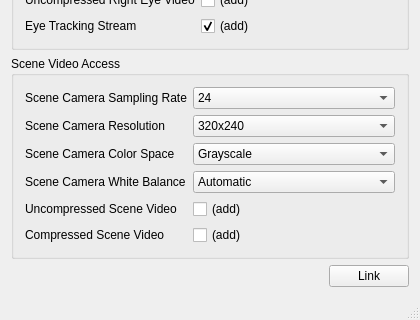
Above: Apps/SMIEyetracker/iViewNG-SDK/mainwindow.ui from sccn/lsl_archived before the change; both pictures show x 0 to 420 and y 338 to 658 of the 420 by 658 pixel window. Below: the same form after it.
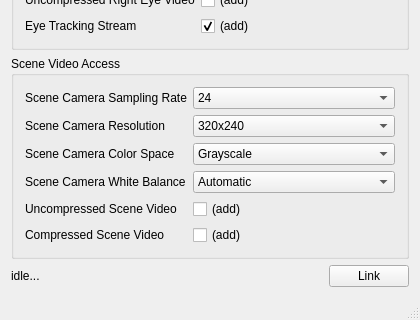
That is the form after the change.

Commit message: Merged changes by Marius Klug to Apps/SMI Eyetracker/iViewNG-SDK: * added status messages * better interaction with independently launched eye tracking server processes

```diff
--- a/Apps/SMIEyetracker/iViewNG-SDK/mainwindow.ui
+++ b/Apps/SMIEyetracker/iViewNG-SDK/mainwindow.ui
@@ -457,6 +457,13 @@
     </item>
     <item>
      <layout class="QHBoxLayout" name="horizontalLayout">
+      <item>
+       <widget class="QLabel" name="label_17">
+        <property name="text">
+         <string>idle...</string>
+        </property>
+       </widget>
+      </item>
       <item>
        <spacer name="horizontalSpacer">
         <property name="orientation">
```
Left out of the diff: 2 changed lines with no effect on the pictures. The commit also changes 1 other file.
